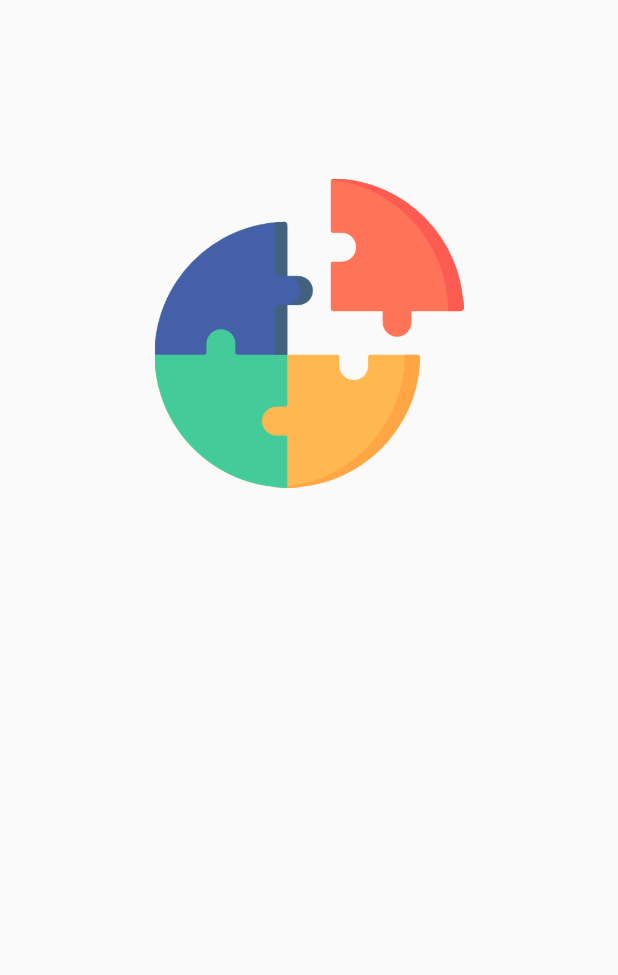
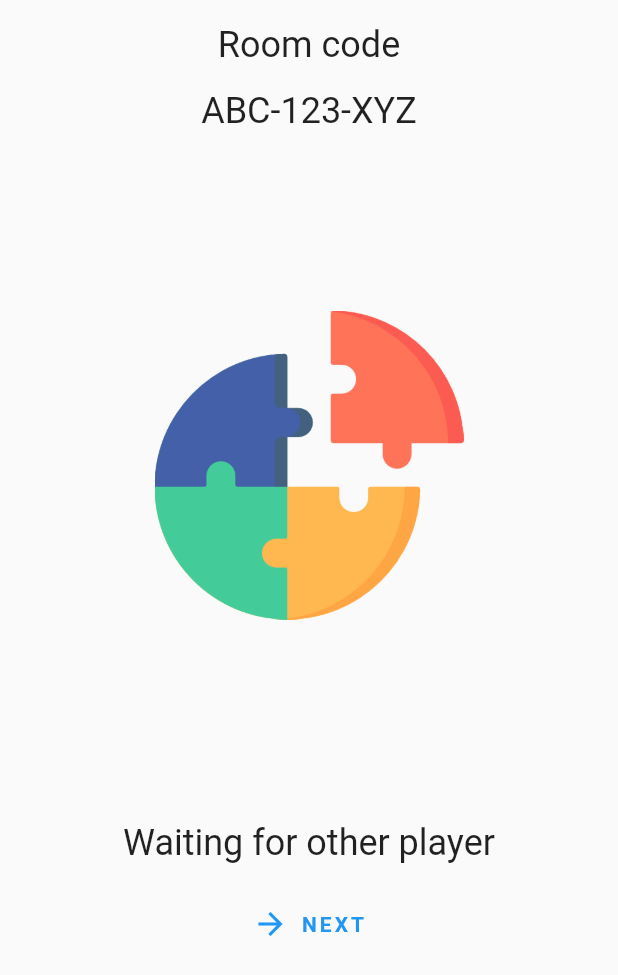
Before and after one commit to saurabh-dk/567_Project, a Flutter app: the RoomPage screen opened directly, after a tap on "JOIN NOW!", on a phone screen of 412 x 824 dp. Shown: the top 975 px of the screen. Run offline on Flutter 3.47's test engine with Material 2 defaults, Android fonts, the phone set to English and light mode, and no system bars; drawn by our look-alikes of avatar_glow; our stand-ins replace firebase_auth, firebase_core, get, google_sign_in; missing offline and left inert: flutter_facebook_auth; accounts and stored records are empty; network calls fail.

```diff
--- a/lib/main.dart
+++ b/lib/main.dart
@@ -7,7 +7,7 @@ import 'package:quizap/view/room.dart';
 
 Future<void> main() async {
   WidgetsFlutterBinding.ensureInitialized();
-  //await Firebase.initializeApp();
+  await Firebase.initializeApp();
   runApp(MyApp());
 }
 
@@ -21,6 +21,8 @@ class MyApp extends StatelessWidget {
         theme: ThemeData(
           primarySwatch: Colors.blue,
         ),
-        home: const LoginPage());
+        home: AuthenticationHelper().getUser() != null
+            ? const RoomPage()
+            : const LoginPage());
   }
 }
--- a/lib/view/room.dart
+++ b/lib/view/room.dart
@@ -1,6 +1,6 @@
 import 'package:flutter/material.dart';
 import 'package:get/get.dart';
-import 'package:quizap/view/questions.dart';
+import 'package:quizap/view/categories.dart';
 import 'package:quizap/view/custom_widgets/rounded_button.dart';
 import 'package:quizap/view/settings.dart';
 import 'package:quizap/view/waiting.dart';
@@ -16,6 +16,7 @@ class _RoomPageState extends State<RoomPage> {
   @override
   Widget build(BuildContext context) {
     return Scaffold(
+      resizeToAvoidBottomInset: false,
       body: SafeArea(
         child: Padding(
           padding: const EdgeInsets.all(16),
@@ -31,17 +32,22 @@ class _RoomPageState extends State<RoomPage> {
                   child: Column(
                     mainAxisAlignment: MainAxisAlignment.center,
                     children: [
-                      const Padding(
-                        padding: EdgeInsets.fromLTRB(8, 24, 8, 56),
+                      Padding(
+                        padding: const EdgeInsets.fromLTRB(8, 24, 8, 56),
                         child: Material(
-                          child: TextField(
+                          child: TextFormField(
                             textAlign: TextAlign.center,
                             textCapitalization: TextCapitalization.characters,
-                            style: TextStyle(fontSize: 18),
-                            decoration: InputDecoration(
-                              border: OutlineInputBorder(),
+                            style: const TextStyle(fontSize: 18),
+                            decoration: const InputDecoration(
+                              border: OutlineInputBorder(
+                                  borderRadius:
+                                      BorderRadius.all(Radius.circular(100))),
                               hintText: 'Enter the invite code',
                             ),
+                            onSaved: (val) {
+                              FocusManager.instance.primaryFocus?.unfocus();
+                            },
                           ),
                         ),
                       ),
@@ -64,7 +70,7 @@ class _RoomPageState extends State<RoomPage> {
                         outlined: false,
                         onPressed: () {
                           // TO-DO CHANGE THIS
-                          Get.to(const TopicPage());
+                          Get.to(() => const WaitingPage());
                         },
                         maxWidth: MediaQuery.of(context).size.width * 0.6,
                         text: 'Create a room'.toUpperCase(),
@@ -73,8 +79,8 @@ class _RoomPageState extends State<RoomPage> {
                   ),
                 ),
               ),
-              Padding(
-                padding: const EdgeInsets.only(bottom: 20),
+              Align(
+                alignment: Alignment.bottomCenter,
                 child: Center(
                   child: TextButton.icon(
                     label: Text("Settings".toUpperCase()),
--- a/lib/view/waiting.dart
+++ b/lib/view/waiting.dart
@@ -1,5 +1,7 @@
 import 'package:avatar_glow/avatar_glow.dart';
 import 'package:flutter/material.dart';
+import 'package:get/get.dart';
+import 'package:quizap/view/categories.dart';
 
 import 'custom_widgets/rounded_button.dart';
 
@@ -22,13 +24,24 @@ class _WaitingPageState extends State<WaitingPage> {
             children: <Widget>[
               Padding(
                 padding: const EdgeInsets.all(16),
+                child: Text(
+                  'Room code',
+                  style: Theme.of(context).textTheme.headline5,
+                ),
+              ),
+              Text(
+                'ABC-123-XYZ',
+                style: Theme.of(context).textTheme.headline5,
+              ),
+              Padding(
+                padding: const EdgeInsets.all(16),
                 child: AvatarGlow(
                   glowColor: Colors.blue,
                   endRadius: MediaQuery.of(context).size.width / 2,
-                  duration: Duration(milliseconds: 4000),
+                  duration: const Duration(milliseconds: 4000),
                   repeat: true,
                   showTwoGlows: true,
-                  repeatPauseDuration: Duration(milliseconds: 100),
+                  repeatPauseDuration: const Duration(milliseconds: 100),
                   child: Container(
                     height: MediaQuery.of(context).size.height * 0.25,
                     decoration: const BoxDecoration(
@@ -39,6 +52,29 @@ class _WaitingPageState extends State<WaitingPage> {
                   ),
                 ),
               ),
+              Padding(
+                padding: const EdgeInsets.all(16),
+                child: Text(
+                  'Waiting for other player',
+                  style: Theme.of(context).textTheme.headline5,
+                ),
+              ),
+              Padding(
+                padding: const EdgeInsets.only(bottom: 20),
+                child: Center(
+                  child: TextButton.icon(
+                    label: Text("Next".toUpperCase()),
+                    style: TextButton.styleFrom(
+                      textStyle: const TextStyle(
+                          letterSpacing: 2, fontWeight: FontWeight.bold),
+                    ),
+                    icon: const Icon(Icons.arrow_forward),
+                    onPressed: () {
+                      Get.to(() => const CategoriesPage());
+                    },
+                  ),
+                ),
+              ),
             ],
           ),
         ),
```
Also changed, not shown: lib/view/categories.dart (+30 -6 lines), lib/view/custom_widgets/topic_button.dart (+42 -0 lines), lib/view/questions.dart (+91 -98 lines).
